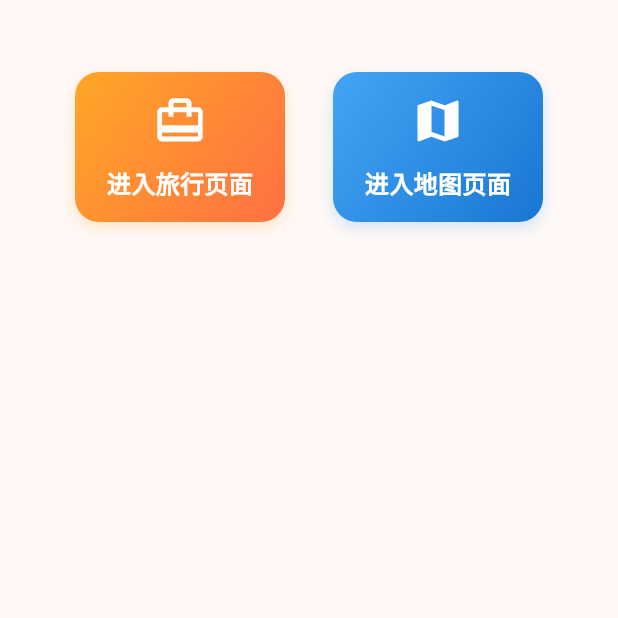
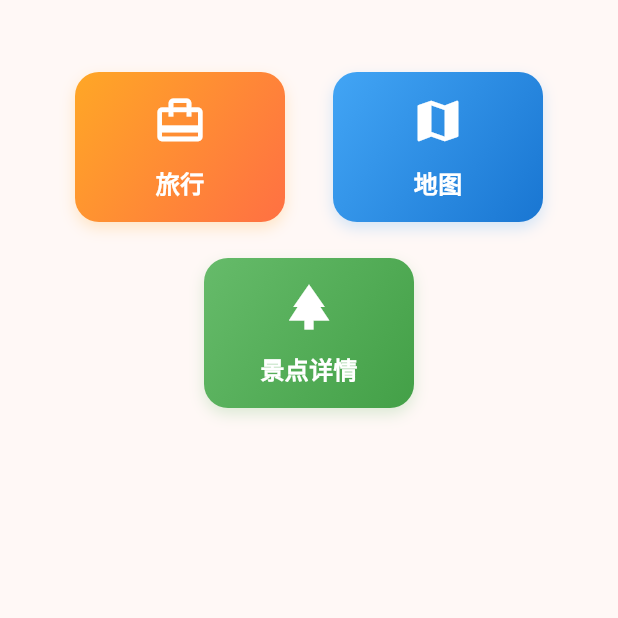
Before and after one commit to CupOfBread/WayGo, a Flutter app: the HomePage screen opened by its route, on a phone screen of 412 x 824 dp, the top half of it. Run offline on Flutter 3.47's test engine with Material 3 defaults, Android fonts, the phone set to English and light mode, and no system bars; our stand-ins replace carousel_slider, dio, flutter_smart_dialog, get, logger, permission_handler; missing offline and left inert: flutter_baidu_mapapi_base, flutter_baidu_mapapi_map, flutter_bmflocation.

Commit message:
feat: 新增页面

```diff
--- a/lib/pages/home/home_view.dart
+++ b/lib/pages/home/home_view.dart
@@ -4,6 +4,7 @@ import 'home_logic.dart';
 import 'home_state.dart';
 import '../map/map_view.dart';
 import '../travel/travel_view.dart';
+import '../spot/spot_detail_page.dart';
 
 class HomePage extends StatelessWidget {
   HomePage({Key? key}) : super(key: key);
@@ -20,18 +21,66 @@ class HomePage extends StatelessWidget {
           child: Column(
             crossAxisAlignment: CrossAxisAlignment.center,
             children: [
-              // 移除 'home' 字符
-              // SizedBox(height: 24),
-              Row(
-                mainAxisAlignment: MainAxisAlignment.center,
+              Center(
+                child: Wrap(
+                  spacing: 24,
+                  runSpacing: 24,
+                  alignment: WrapAlignment.center,
                   children: [
-                  GestureDetector(
+                    _buildHomeCard(
+                      icon: Icons.card_travel,
+                      text: '旅行',
+                      color1: Color(0xFFFFA726),
+                      color2: Color(0xFFFF7043),
+                      boxShadowColor: Colors.orange,
                       onTap: () {
                         Get.to(() => DefaultTabController(
                               length: 3,
                               child: TravelPage(),
                             ));
                       },
+                    ),
+                    _buildHomeCard(
+                      icon: Icons.map,
+                      text: '地图',
+                      color1: Color(0xFF42A5F5),
+                      color2: Color(0xFF1976D2),
+                      boxShadowColor: Colors.blue,
+                      onTap: () {
+                        Get.to(() => const MapPage());
+                      },
+                    ),
+                    _buildHomeCard(
+                      icon: Icons.park,
+                      text: '景点详情',
+                      color1: Color(0xFF66BB6A),
+                      color2: Color(0xFF43A047),
+                      boxShadowColor: Colors.green,
+                      onTap: () {
+                        Get.to(() => const SpotDetailPage());
+                      },
+                    ),
+                  ],
+                ),
+              ),
+            ],
+          ),
+        ),
+      ),
+    );
+  }
+}
+
+Widget _buildHomeCard({
+  required IconData icon,
+  required String text,
+  required Color color1,
+  required Color color2,
+  required Color boxShadowColor,
+  required VoidCallback onTap,
+}) {
+  return GestureDetector(
+    onTap: onTap,
     child: Container(
       width: 140,
       height: 100,
@@ -39,13 +88,13 @@ class HomePage extends StatelessWidget {
       decoration: BoxDecoration(
         borderRadius: BorderRadius.circular(16),
         gradient: LinearGradient(
-                          colors: [Color(0xFFFFA726), Color(0xFFFF7043)],
+          colors: [color1, color2],
           begin: Alignment.topLeft,
           end: Alignment.bottomRight,
         ),
         boxShadow: [
           BoxShadow(
-                            color: Colors.orange.withOpacity(0.2),
+            color: boxShadowColor.withOpacity(0.2),
             blurRadius: 8,
             offset: Offset(0, 4),
           ),
@@ -54,53 +103,11 @@ class HomePage extends StatelessWidget {
       child: Column(
         mainAxisAlignment: MainAxisAlignment.center,
         children: [
-                          Icon(Icons.card_travel, size: 36, color: Colors.white),
+          Icon(icon, size: 36, color: Colors.white),
           SizedBox(height: 12),
-                          Text('进入旅行页面', style: TextStyle(fontSize: 16, color: Colors.white, fontWeight: FontWeight.bold)),
+          Text(text, style: TextStyle(fontSize: 16, color: Colors.white, fontWeight: FontWeight.bold)),
         ],
-                      ),
-                    ),
-                  ),
-                  SizedBox(width: 24),
-                  GestureDetector(
-                    onTap: () {
-                      Get.to(() => const MapPage());
-                    },
-                    child: Container(
-                      width: 140,
-                      height: 100,
-                      margin: EdgeInsets.symmetric(horizontal: 4),
-                      decoration: BoxDecoration(
-                        borderRadius: BorderRadius.circular(16),
-                        gradient: LinearGradient(
-                          colors: [Color(0xFF42A5F5), Color(0xFF1976D2)],
-                          begin: Alignment.topLeft,
-                          end: Alignment.bottomRight,
-                        ),
-                        boxShadow: [
-                          BoxShadow(
-                            color: Colors.blue.withOpacity(0.2),
-                            blurRadius: 8,
-                            offset: Offset(0, 4),
-                          ),
-                        ],
-                      ),
-                      child: Column(
-                        mainAxisAlignment: MainAxisAlignment.center,
-                        children: [
-                          Icon(Icons.map, size: 36, color: Colors.white),
-                          SizedBox(height: 12),
-                          Text('进入地图页面', style: TextStyle(fontSize: 16, color: Colors.white, fontWeight: FontWeight.bold)),
-                        ],
-                      ),
-                    ),
-                  ),
-                ],
-              ),
-            ],
-          ),
       ),
     ),
   );
 }
-}
--- a/lib/route/app_route.dart
+++ b/lib/route/app_route.dart
@@ -2,21 +2,27 @@ import 'package:flutter/cupertino.dart';
 import 'package:get/get.dart';
 import 'package:waygo/pages/login/login_view.dart';
 import 'package:waygo/pages/my/my_index/my_index_view.dart';
+import 'package:waygo/pages/my/about/about_page.dart';
 
 import '../pages/home/home_view.dart';
 import '../pages/root/root_binding.dart';
 import '../pages/root/root_view.dart';
+import '../pages/spot/spot_detail_page.dart';
 
 class AppRoute {
   static const String root = '/root';
   static const String login = '/login';
   static const String home = '/home';
   static const String my = '/my';
+  static const String about = '/about';
+  static const String spotDetail = '/spotDetail';
 
   static final routes = [
     GetPage(name: root, page: () => RootPage(), binding: RootBinding()),
     GetPage(name: login, page: () => LoginPage()),
     GetPage(name: home, page: () => HomePage()),
     GetPage(name: my, page: () => MyIndexPage()),
+    GetPage(name: about, page: () => AboutPage()),
+    GetPage(name: spotDetail, page: () => const SpotDetailPage()),
   ];
 }
--- a/pubspec.yaml
+++ b/pubspec.yaml
@@ -23,6 +23,7 @@ dependencies:
   logger: ^2.5.0
   dio: ^5.8.0+1
   flutter_smart_dialog: ^4.9.8+8
+  carousel_slider: ^5.1.1
 
 dev_dependencies:
   flutter_test:
```
Also changed, not shown: lib/pages/my/about/about_page.dart (added, +55 -0 lines), lib/pages/my/my_index/my_index_view.dart (+28 -4 lines), lib/pages/spot/spot_detail_page.dart (added, +153 -0 lines), pubspec.lock. Lines whose indentation alone changed are shown as unchanged.
